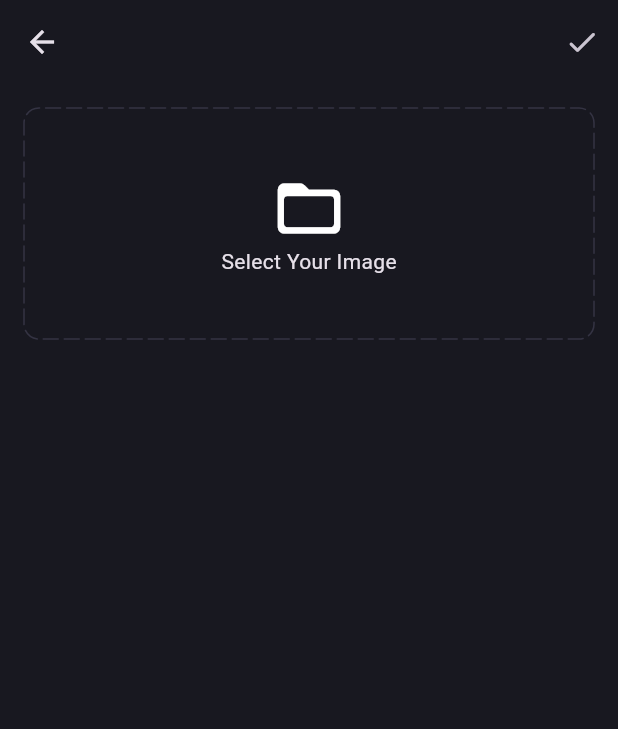
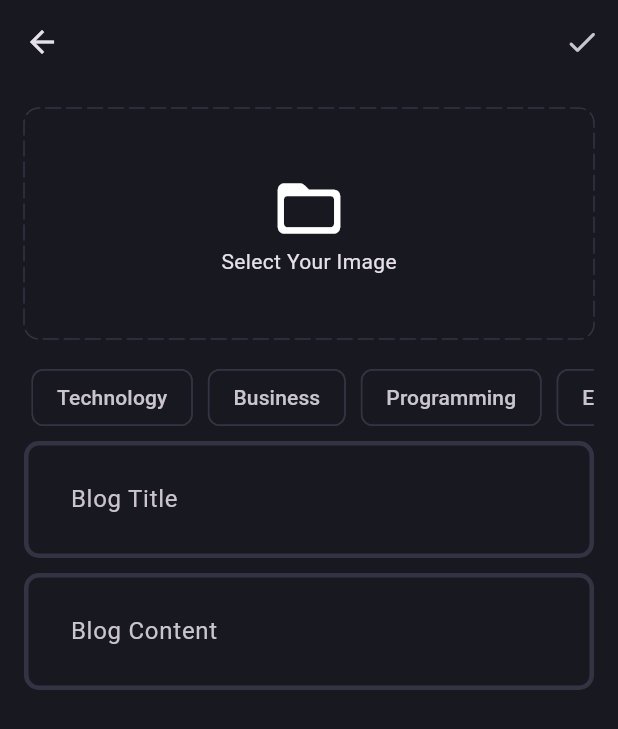
Before and after one commit to voltzylex/Blog_App, a Flutter app: the AddNewBlogPage screen opened directly, on a phone screen of 412 x 824 dp. Shown: the top 729 px of the screen. Run offline on Flutter 3.47's test engine with Material 3 defaults, Android fonts, the phone set to English and light mode, and no system bars; drawn by our look-alikes of dotted_border; our stand-ins replace flutter_bloc, fpdart, get_it, supabase_flutter; accounts and stored records are empty.

Commit message:
created chip and text field

```diff
--- a/lib/features/blog/presentation/pages/add_new_blog_page.dart
+++ b/lib/features/blog/presentation/pages/add_new_blog_page.dart
@@ -1,10 +1,10 @@
 import 'package:blog_app/core/theme/app_pallete.dart';
+import 'package:blog_app/features/blog/presentation/widgets/blog_editor.dart';
 import 'package:dotted_border/dotted_border.dart';
 import 'package:flutter/material.dart';
 
 class AddNewBlogPage extends StatefulWidget {
-  static route() =>
-      MaterialPageRoute(builder: (context) => const AddNewBlogPage());
+  static route() => MaterialPageRoute(builder: (context) => const AddNewBlogPage());
   const AddNewBlogPage({super.key});
 
   @override
@@ -12,6 +12,16 @@ class AddNewBlogPage extends StatefulWidget {
 }
 
 class _AddNewBlogPageState extends State<AddNewBlogPage> {
+  final TextEditingController blogTitle = TextEditingController();
+  final TextEditingController blogContent = TextEditingController();
+  List<String> selectedTopics = [];
+  @override
+  void dispose() {
+    blogTitle.dispose();
+    blogContent.dispose();
+    super.dispose();
+  }
+
   @override
   Widget build(BuildContext context) {
     return Scaffold(
@@ -50,6 +60,42 @@ class _AddNewBlogPageState extends State<AddNewBlogPage> {
                     ],
                   )),
             ),
+            const SizedBox(height: 10),
+            SingleChildScrollView(
+              scrollDirection: Axis.horizontal,
+              child: Row(
+                children: ["Technology", "Business", "Programming", "Entertainment"]
+                    .map(
+                      (e) => Padding(
+                        padding: const EdgeInsets.all(5),
+                        child: GestureDetector(
+                          onTap: () {
+                            if (selectedTopics.contains(e)) {
+                              selectedTopics.remove(e);
+                            } else {
+                              selectedTopics.add(e);
+                            }
+                            setState(() {});
+                          },
+                          child: Chip(
+                            label: Text(e),
+                            autofocus: true,
+                            color: selectedTopics.contains(e)
+                                ? const MaterialStatePropertyAll(AppPallete.gradient1)
+                                : null,
+                            side: selectedTopics.contains(e)
+                                ? BorderSide.none
+                                : const BorderSide(color: AppPallete.borderColor),
+                          ),
+                        ),
+                      ),
+                    )
+                    .toList(),
+              ),
+            ),
+            BlogEditor(controller: blogTitle, maxLine: 1, hintText: "Blog Title"),
+            const SizedBox(height: 10),
+            BlogEditor(controller: blogContent, hintText: "Blog Content"),
           ],
         ),
       ),
--- /dev/null
+++ b/lib/features/blog/presentation/widgets/blog_editor.dart
@@ -0,0 +1,25 @@
+// ignore_for_file: public_member_api_docs, sort_constructors_first
+import 'package:flutter/material.dart';
+
+class BlogEditor extends StatelessWidget {
+  final TextEditingController controller;
+  final String hintText;
+  final int? maxLine;
+  const BlogEditor({
+    super.key,
+    required this.controller,
+    required this.hintText,
+    this.maxLine,
+  });
+
+  @override
+  Widget build(BuildContext context) {
+    return TextFormField(
+      controller: controller,
+      decoration: InputDecoration(
+        hintText: hintText,
+      ),
+      maxLines: maxLine,
+    );
+  }
+}
--- a/pubspec.yaml
+++ b/pubspec.yaml
@@ -13,6 +13,7 @@ dependencies:
   supabase_flutter: ^2.4.0
   flutter_bloc: ^8.1.5
   get_it: ^7.6.8
+  dotted_border: ^2.1.0
 
 dev_dependencies:
   flutter_test:
```
Also changed, not shown: pubspec.lock.
